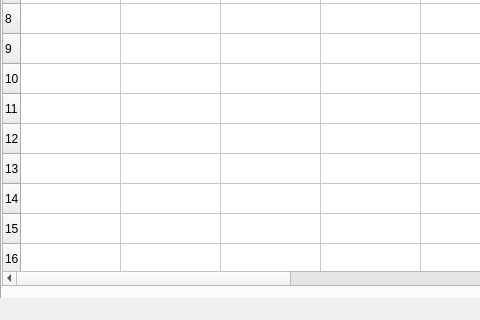
First picture: the form in QT_project/QT_project_1110/pyqtapp/mainwindow.ui, repository Yelloooowww/humanoid-robot-control-system, before the edit; both pictures show x 0 to 480 and y 251 to 571 of the 870 by 571 pixel window.
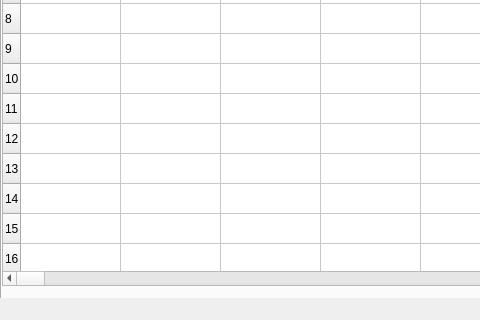
Second picture: the form after the edit. The open tabs and pages were chosen to show the change. Icons and pictures are not drawn.

Commit message: 長度上限100

Diff of the .ui file:
```diff
--- a/QT_project/QT_project_1110/pyqtapp/mainwindow.ui
+++ b/QT_project/QT_project_1110/pyqtapp/mainwindow.ui
@@ -1034,6 +1034,9 @@
         <height>511</height>
        </rect>
       </property>
+      <property name="sizeAdjustPolicy">
+       <enum>QAbstractScrollArea::AdjustToContentsOnFirstShow</enum>
+      </property>
       <property name="autoScroll">
        <bool>true</bool>
       </property>
@@ -1044,7 +1047,7 @@
        <number>18</number>
       </property>
       <property name="columnCount">
-       <number>10</number>
+       <number>100</number>
       </property>
       <row/>
       <row/>
@@ -1074,6 +1077,96 @@
       <column/>
       <column/>
       <column/>
+      <column/>
+      <column/>
+      <column/>
+      <column/>
+      <column/>
+      <column/>
+      <column/>
+      <column/>
+      <column/>
+      <column/>
+      <column/>
+      <column/>
+      <column/>
+      <column/>
+      <column/>
+      <column/>
+      <column/>
+      <column/>
+      <column/>
+      <column/>
+      <column/>
+      <column/>
+      <column/>
+      <column/>
+      <column/>
+      <column/>
+      <column/>
+      <column/>
+      <column/>
+      <column/>
+      <column/>
+      <column/>
+      <column/>
+      <column/>
+      <column/>
+      <column/>
+      <column/>
+      <column/>
+      <column/>
+      <column/>
+      <column/>
+      <column/>
+      <column/>
+      <column/>
+      <column/>
+      <column/>
+      <column/>
+      <column/>
+      <column/>
+      <column/>
+      <column/>
+      <column/>
+      <column/>
+      <column/>
+      <column/>
+      <column/>
+      <column/>
+      <column/>
+      <column/>
+      <column/>
+      <column/>
+      <column/>
+      <column/>
+      <column/>
+      <column/>
+      <column/>
+      <column/>
+      <column/>
+      <column/>
+      <column/>
+      <column/>
+      <column/>
+      <column/>
+      <column/>
+      <column/>
+      <column/>
+      <column/>
+      <column/>
+      <column/>
+      <column/>
+      <column/>
+      <column/>
+      <column/>
+      <column/>
+      <column/>
+      <column/>
+      <column/>
+      <column/>
+      <column/>
+      <column/>
      </widget>
     </widget>
    </widget>
```
Left out of the diff: 10 changed lines with no effect on the pictures. The commit also changes 2 other files.
